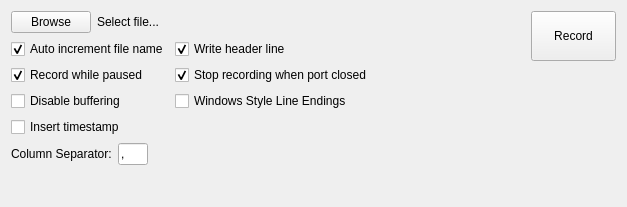
This is src/recordpanel.ui in AlexanderAmelkin/SerialPlot as Qt 5 draws it before an edit. The edited form follows.
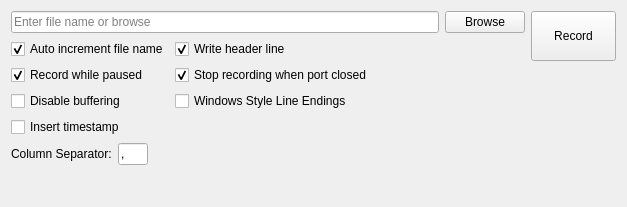
This is the edited form.

Commit message: entering record file name by text input and timestamp options

What changed in the file:
```diff
--- a/src/recordpanel.ui
+++ b/src/recordpanel.ui
@@ -19,25 +19,28 @@
      <item>
       <layout class="QHBoxLayout" name="horizontalLayout">
        <item>
-        <widget class="QPushButton" name="pbBrowse">
-         <property name="toolTip">
-          <string>Select record file</string>
-         </property>
-         <property name="text">
-          <string>Browse</string>
-         </property>
-        </widget>
-       </item>
-       <item>
-        <widget class="QLabel" name="lbFileName">
+        <widget class="QLineEdit" name="leFileName">
          <property name="sizePolicy">
-          <sizepolicy hsizetype="MinimumExpanding" vsizetype="Preferred">
+          <sizepolicy hsizetype="MinimumExpanding" vsizetype="Fixed">
            <horstretch>0</horstretch>
            <verstretch>0</verstretch>
           </sizepolicy>
          </property>
+         <property name="toolTip">
+          <string>You can use C `strftime` function format specifiers for timestamps in your file name.</string>
+         </property>
+         <property name="placeholderText">
+          <string>Enter file name or browse</string>
+         </property>
+        </widget>
+       </item>
+       <item>
+        <widget class="QPushButton" name="pbBrowse">
+         <property name="toolTip">
+          <string>Select record file</string>
+         </property>
          <property name="text">
-          <string>Select file...</string>
+          <string>Browse</string>
          </property>
         </widget>
        </item>
```
The commit also changes 2 other files.
